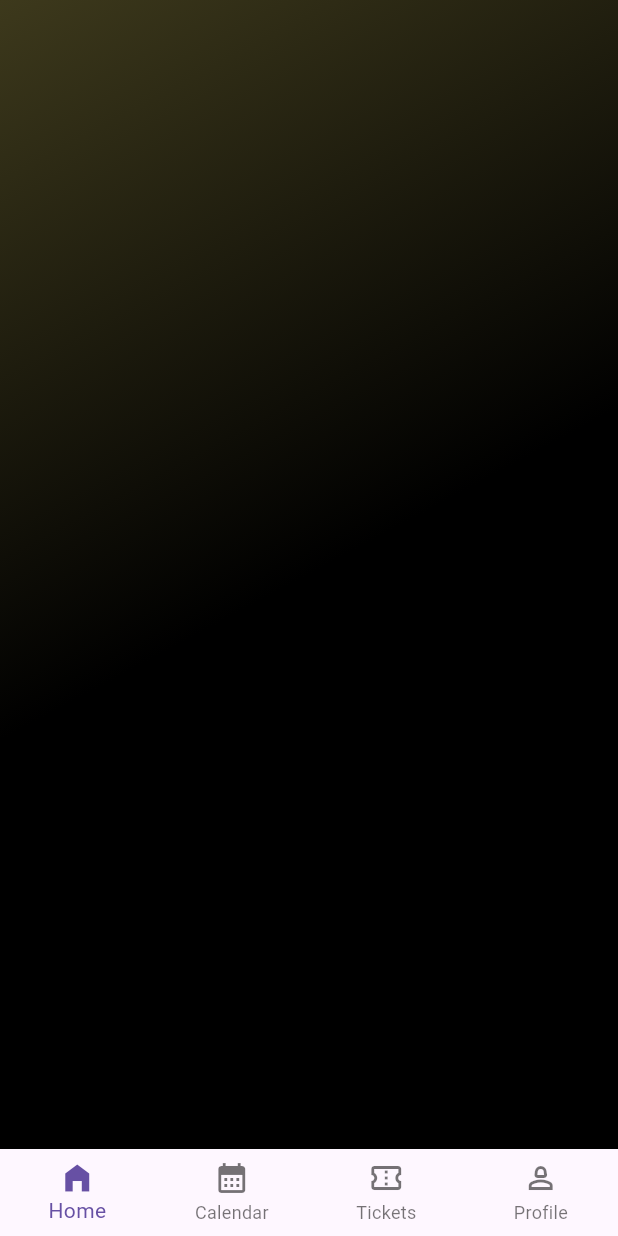
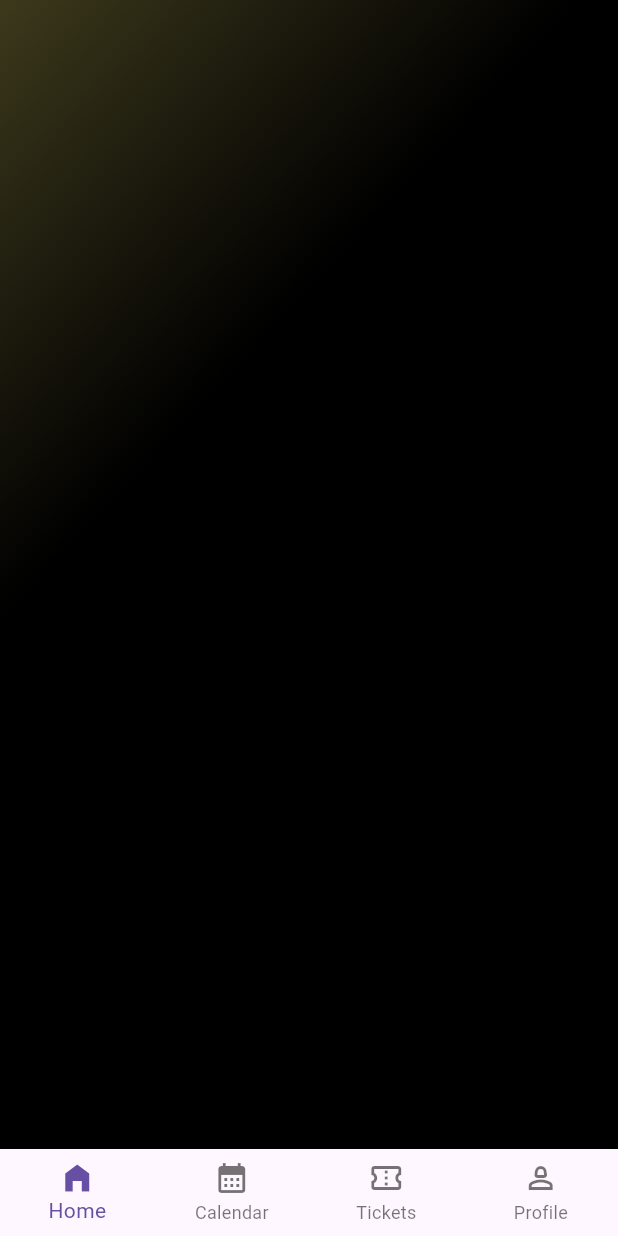
Before and after one commit to JAICHANGPARK/flutter_notebook_chapter_43, a Flutter app: the EventHomePage screen opened directly, on a phone screen of 412 x 824 dp. Run offline on Flutter 3.47's test engine with Material 3 defaults, Android fonts, the phone set to English and light mode, and no system bars; our stand-ins replace gap, hugeicons, percent_indicator.

Commit message:
Update event_home_page.dart

```diff
--- a/lib/ep2186_event_app/ui/event_home_page.dart
+++ b/lib/ep2186_event_app/ui/event_home_page.dart
@@ -23,7 +23,7 @@ class _EventHomePageState extends State<EventHomePage> {
                     Colors.black,
                   ],
                   begin: Alignment.topLeft,
-                  end: Alignment.bottomRight,
+                  // end: Alignment.bottomRight,
                 ),
               ),
             ),
```
